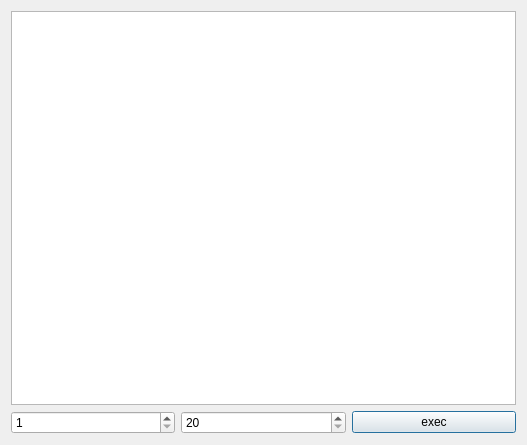
First picture: the form in 02-crawer-stat/main.ui, repository allieus/public-bok, before the edit.
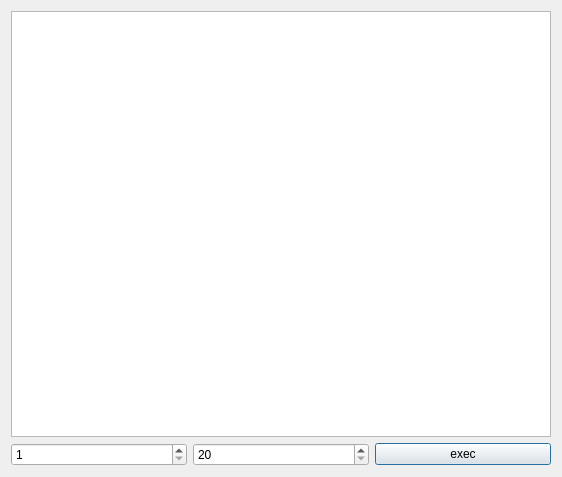
Second picture: the form after the edit.

Diff of the .ui file:
```diff
--- a/02-crawer-stat/main.ui
+++ b/02-crawer-stat/main.ui
@@ -6,8 +6,8 @@
    <rect>
     <x>0</x>
     <y>0</y>
-    <width>527</width>
-    <height>445</height>
+    <width>562</width>
+    <height>477</height>
    </rect>
   </property>
   <property name="sizePolicy">
```
